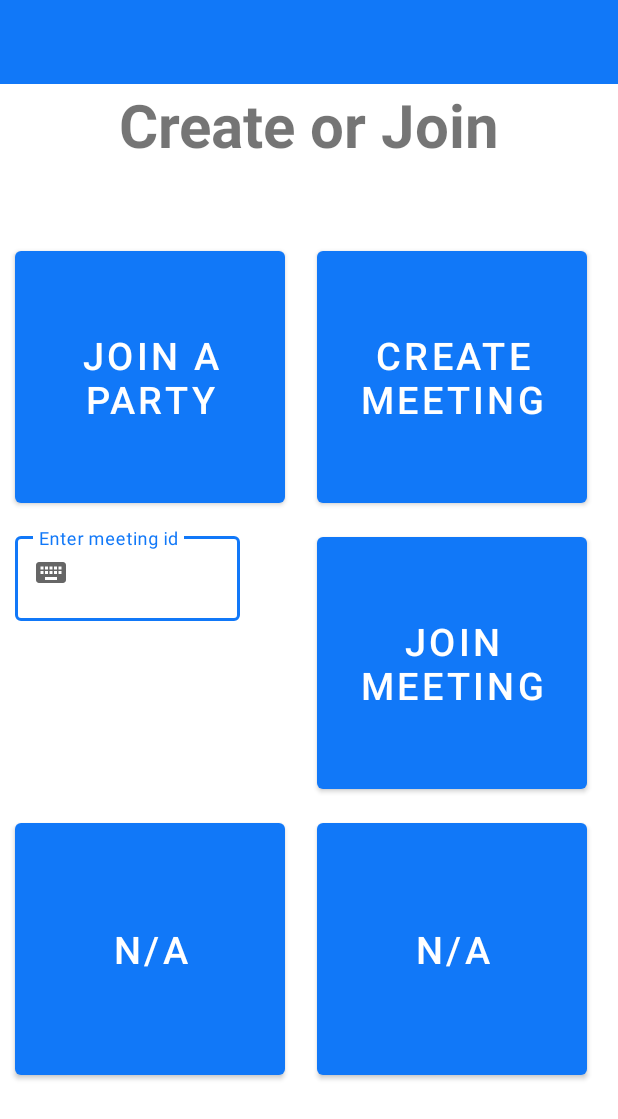
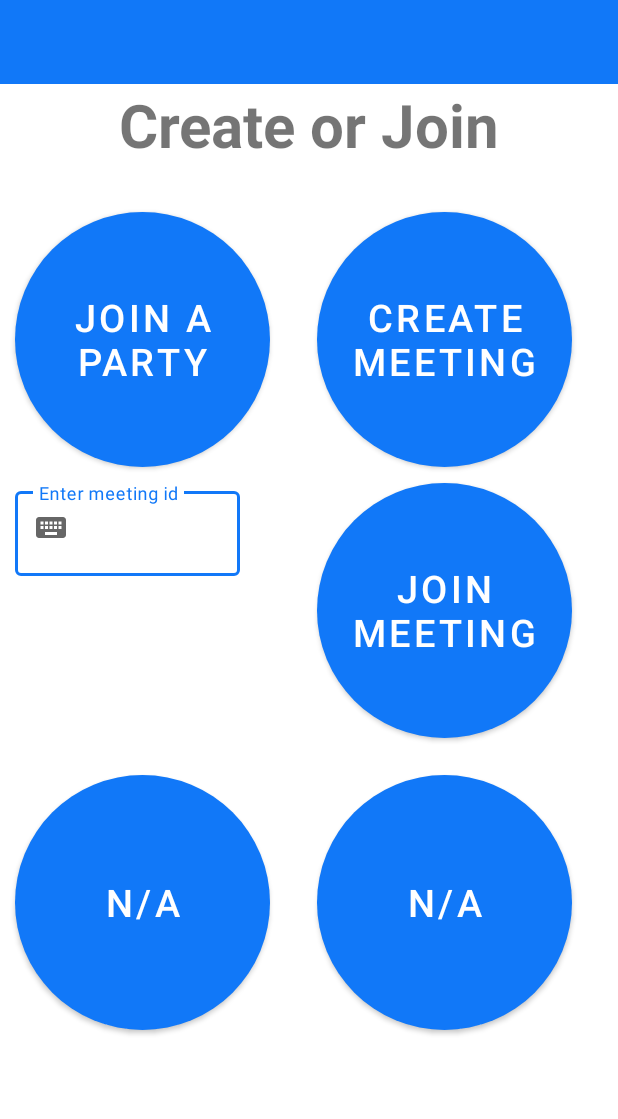
Before and after one commit to B3n31/Forget-Me-Not, an Android app: the layout activity_create_or_join.xml on its own in the app's theme, with its tools: preview values and no code run, on a phone screen of 412 x 824 dp. Shown: the top 1119 px of the screen. Run offline under Robolectric (Android 15) with nearby library versions, the phone set to English and light mode, and no system bars.

Commit message:
make button to circle

```diff
--- /dev/null
+++ b/app/src/main/res/drawable/circle.xml
@@ -0,0 +1,9 @@
+<?xml version="1.0" encoding="utf-8"?>
+<selector xmlns:android="http://schemas.android.com/apk/res/android">
+    <item>
+        <shape android:shape="oval">
+            <solid android:color="@color/md_green_500" />
+            <size android:width="30dp" android:height="30dp" />
+        </shape>
+    </item>
+</selector>
--- a/app/src/main/res/layout/activity_create_or_join.xml
+++ b/app/src/main/res/layout/activity_create_or_join.xml
@@ -2,6 +2,7 @@
 <LinearLayout xmlns:android="http://schemas.android.com/apk/res/android"
     xmlns:app="http://schemas.android.com/apk/res-auto"
     xmlns:tools="http://schemas.android.com/tools"
+
     android:id="@+id/layout"
     android:layout_width="match_parent"
     android:layout_height="match_parent"
@@ -31,12 +32,12 @@
         android:layout_height="580dp"
         app:columnCount="2"
         app:rowCount="3"
-        android:layout_marginTop="50dp">
+        android:layout_marginTop="30dp">
 
         <Button
             android:id="@+id/Friend_Button"
-            android:layout_width="180dp"
-            android:layout_height="180dp"
+            android:layout_width="170dp"
+            android:layout_height="170dp"
             android:text="join a party"
             android:textSize="25sp"
             app:layout_column="0"
@@ -45,12 +46,13 @@
             android:layout_marginTop="10dp"
             android:layout_marginBottom="5dp"
             android:layout_marginRight="5dp"
-            android:layout_marginLeft="10dp"/>
+            android:layout_marginLeft="10dp"
+            android:background="@drawable/circle"/>
 
         <Button
             android:id="@+id/btnCreateMeeting"
-            android:layout_width="180dp"
-            android:layout_height="180dp"
+            android:layout_width="170dp"
+            android:layout_height="170dp"
             android:text="@string/create_meeting"
             android:textSize="25sp"
             app:layout_column="1"
@@ -59,12 +61,13 @@
             android:layout_marginTop="10dp"
             android:layout_marginBottom="5dp"
             android:layout_marginRight="10dp"
-            android:layout_marginLeft="5dp"/>
+            android:layout_marginLeft="5dp"
+            android:background="@drawable/circle"/>
 
         <com.google.android.material.textfield.TextInputLayout
             style="@style/Widget.MaterialComponents.TextInputLayout.OutlinedBox"
-            android:layout_width="180dp"
-            android:layout_height="180dp"
+            android:layout_width="170dp"
+            android:layout_height="170dp"
             android:layout_marginVertical="16dp"
             android:hint="@string/enter_meeting_id"
             app:layout_column="0"
@@ -86,8 +89,8 @@
 
         <Button
             android:id="@+id/btnJoinMeeting"
-            android:layout_width="180dp"
-            android:layout_height="180dp"
+            android:layout_width="170dp"
+            android:layout_height="170dp"
             android:text="@string/join_meeting"
             android:textSize="25sp"
             app:layout_column="1"
@@ -96,11 +99,12 @@
             android:layout_marginTop="5dp"
             android:layout_marginBottom="5dp"
             android:layout_marginRight="10dp"
-            android:layout_marginLeft="5dp"/>
+            android:layout_marginLeft="5dp"
+            android:background="@drawable/circle"/>
 
         <Button
-            android:layout_width="180dp"
-            android:layout_height="180dp"
+            android:layout_width="170dp"
+            android:layout_height="170dp"
             android:text="n/a"
             android:textSize="25sp"
             app:layout_column="0"
@@ -109,11 +113,12 @@
             android:layout_marginTop="5dp"
             android:layout_marginBottom="10dp"
             android:layout_marginRight="5dp"
-            android:layout_marginLeft="10dp"/>
+            android:layout_marginLeft="10dp"
+            android:background="@drawable/circle"/>
 
         <Button
-            android:layout_width="180dp"
-            android:layout_height="180dp"
+            android:layout_width="170dp"
+            android:layout_height="170dp"
             android:text="n/a"
             android:textSize="25sp"
             app:layout_column="1"
@@ -122,7 +127,8 @@
             android:layout_marginTop="5dp"
             android:layout_marginBottom="10dp"
             android:layout_marginRight="10dp"
-            android:layout_marginLeft="5dp"/>
+            android:layout_marginLeft="5dp"
+            android:background="@drawable/circle"/>
     </androidx.gridlayout.widget.GridLayout>
 
 
```
